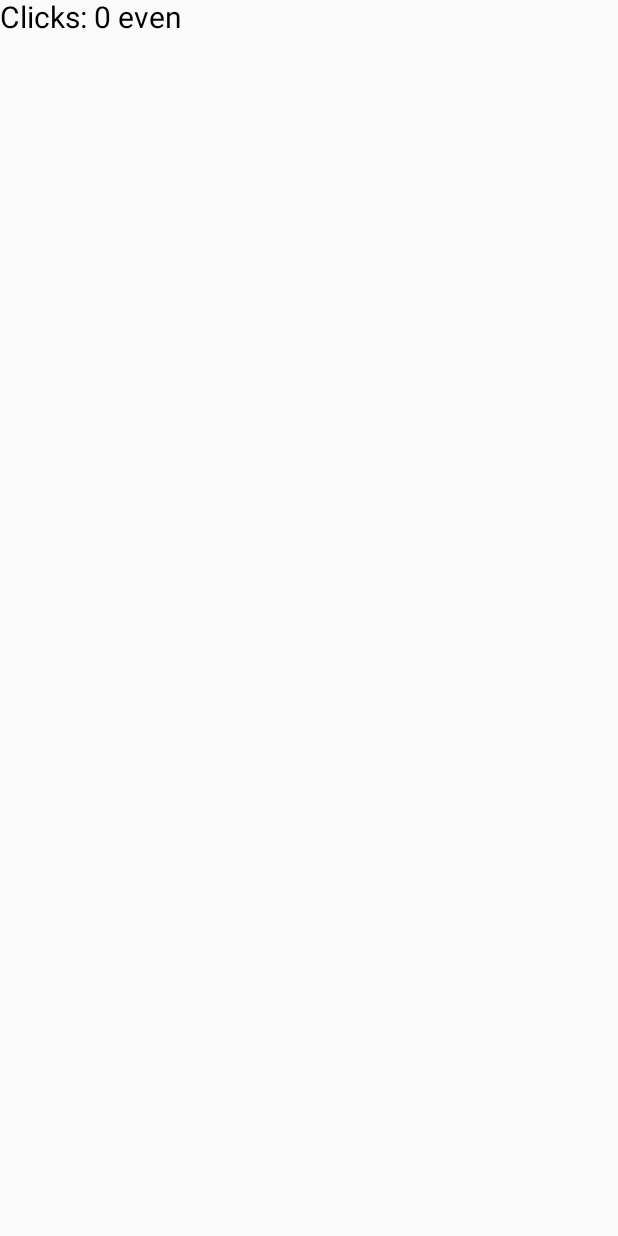
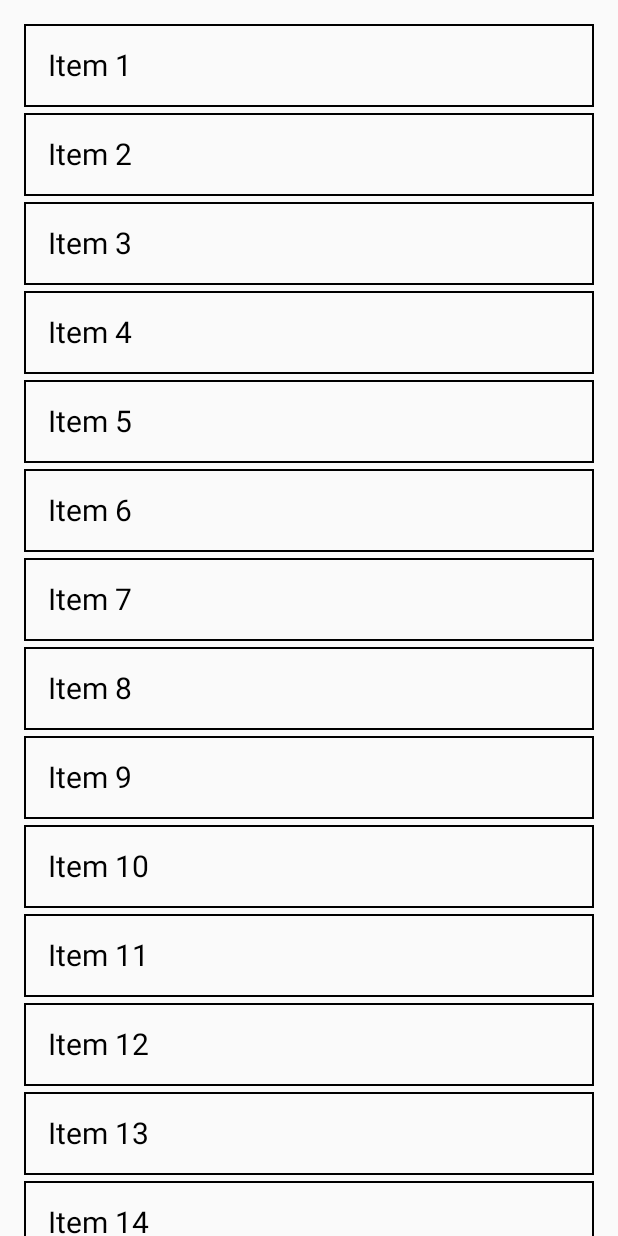
Before and after one commit to VBulat74/StartAndroid_Compos_Lessons, an Android app built with Jetpack Compose: the screen it shows after launch (MainActivity), on a phone screen of 412 x 824 dp. Before the commit the screen is almost empty. Run offline under Robolectric (Android 15) with nearby library versions, the phone set to English and light mode, and no system bars.

Commit message:
010_Lists_call_site_key

```diff
--- a/app/src/main/java/ru/com/bulat/startandroidlessons/MainActivity.kt
+++ b/app/src/main/java/ru/com/bulat/startandroidlessons/MainActivity.kt
@@ -3,20 +3,14 @@ package ru.com.bulat.startandroidlessons
 import android.os.Bundle
 import androidx.activity.ComponentActivity
 import androidx.activity.compose.setContent
-import androidx.compose.runtime.mutableStateOf
-import ru.com.bulat.startandroidlessons.ui.lessons.ClickCounter
+import ru.com.bulat.startandroidlessons.ui.lessons.HomeScreen
 
 class MainActivity : ComponentActivity() {
     override fun onCreate(savedInstanceState: Bundle?) {
         super.onCreate(savedInstanceState)
 
-        val counter = mutableStateOf(0)
-
         setContent {
-            ClickCounter(counterValue = counter.value) {
-                val newValue = counter.value + 1
-                counter.value = newValue
-            }
+            HomeScreen()
         }
     }
 }
--- /dev/null
+++ b/app/src/main/java/ru/com/bulat/startandroidlessons/ui/lessons/List_call_site_key.kt
@@ -0,0 +1,48 @@
+package ru.com.bulat.startandroidlessons.ui.lessons
+
+import android.util.Log
+import androidx.compose.foundation.border
+import androidx.compose.foundation.layout.Arrangement
+import androidx.compose.foundation.layout.PaddingValues
+import androidx.compose.foundation.layout.fillMaxWidth
+import androidx.compose.foundation.layout.padding
+import androidx.compose.foundation.lazy.LazyColumn
+import androidx.compose.foundation.lazy.items
+import androidx.compose.material3.Text
+import androidx.compose.runtime.Composable
+import androidx.compose.runtime.remember
+import androidx.compose.runtime.toMutableStateList
+import androidx.compose.ui.Modifier
+import androidx.compose.ui.graphics.Color
+import androidx.compose.ui.unit.dp
+import androidx.compose.ui.unit.sp
+
+@Composable
+fun SomeItem(text: String) {
+    Log.d("AAA", "Some item: $text")
+    Text(
+        text = text,
+        fontSize = 20.sp,
+        modifier = Modifier
+            .fillMaxWidth()
+            .border(width = 1.dp, color = Color.Black)
+            .padding(16.dp)
+    )
+}
+
+@Composable
+fun HomeScreen() {
+    Log.d("AAA", "Home screen")
+    val list = remember() {
+        List(20) { "Item ${it + 1}" }.toMutableStateList()
+    }
+
+    LazyColumn(
+        verticalArrangement = Arrangement.spacedBy(4.dp),
+        contentPadding = PaddingValues(16.dp)
+    ) {
+        items(list) { item ->
+            SomeItem(text = item)
+        }
+    }
+}
```
